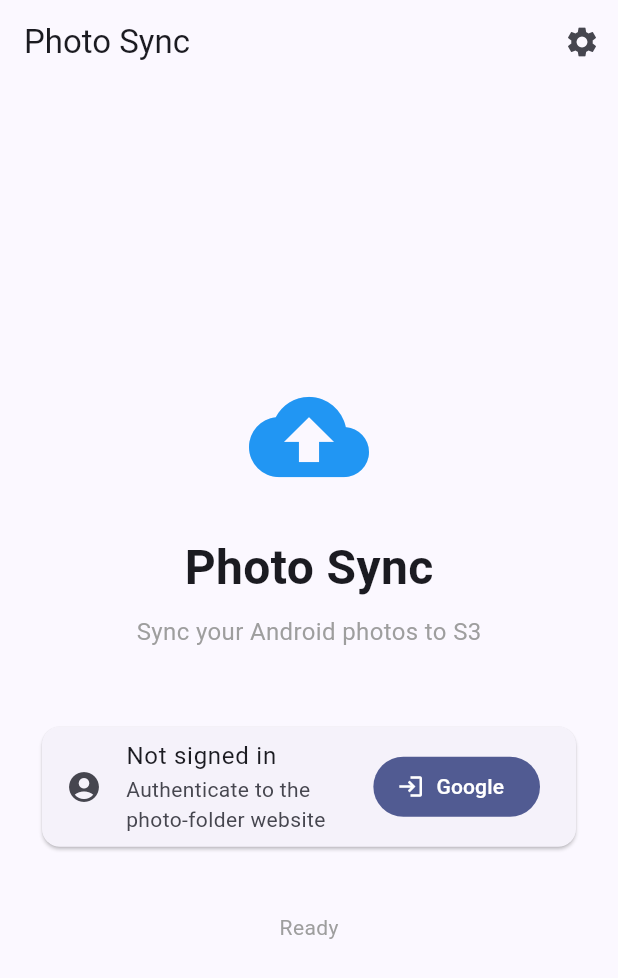
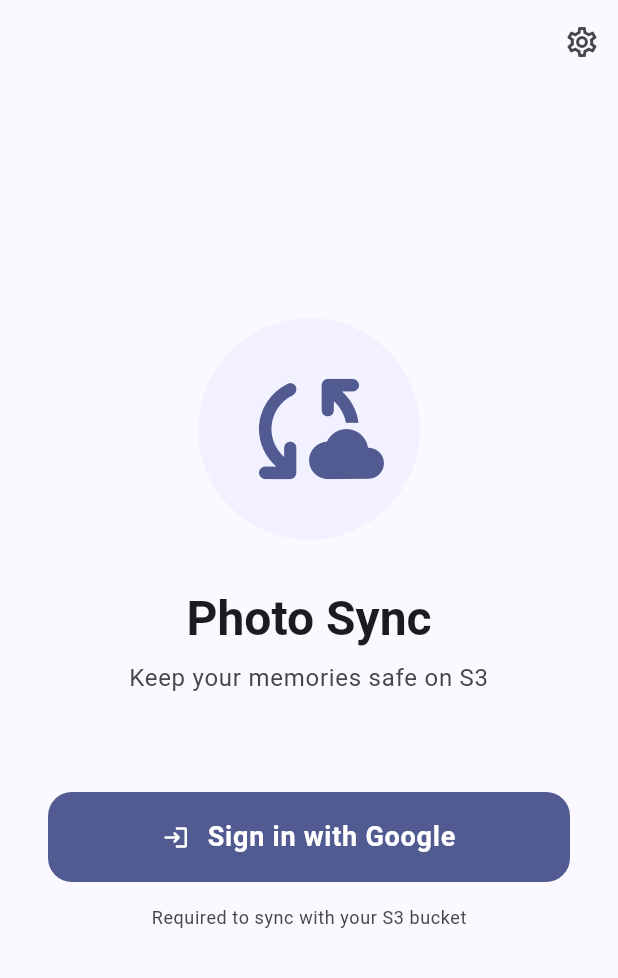
Before and after one commit to spidgorny/mobile_photo_sync, a Flutter app: the screen it shows after launch, on a phone screen of 412 x 824 dp. Shown: the top 978 px of the screen. Run offline on Flutter 3.47's test engine with Material 3 defaults, Android fonts, the phone set to English and light mode, and no system bars; our stand-ins replace dio, flutter_local_notifications, flutter_secure_storage, google_sign_in, shared_preferences; missing offline and left inert: photo_manager, workmanager.

```diff
--- a/lib/screens/login_screen.dart
+++ b/lib/screens/login_screen.dart
@@ -18,7 +18,6 @@
 
   AuthState _authState = const AuthState(email: null, isLoggedIn: false);
   bool _busy = false;
-  String _status = 'Ready';
 
   @override
   void initState() {
@@ -42,8 +41,8 @@
       await action();
     } catch (e) {
       if (mounted) {
-        setState(() => _status = 'Error: $e');
-        ScaffoldMessenger.of(context).showSnackBar(SnackBar(content: Text(e.toString())));
+        ScaffoldMessenger.of(context)
+            .showSnackBar(SnackBar(content: Text(e.toString())));
       }
     } finally {
       if (mounted) setState(() => _busy = false);
@@ -59,7 +58,6 @@
         final state = await _auth.signInWithGoogle();
         setState(() {
           _authState = state;
-          _status = 'Signed in as ${state.email}';
         });
         _navigateToFolderScreen();
       });
@@ -68,58 +66,151 @@
         await _auth.signOut();
         setState(() {
           _authState = const AuthState(email: null, isLoggedIn: false);
-          _status = 'Signed out';
         });
       });
 
   Future<void> _openSettings() async {
-    await Navigator.push(context, MaterialPageRoute(builder: (_) => SettingsScreen(settings: _settings)));
+    await Navigator.push(context,
+        MaterialPageRoute(builder: (_) => SettingsScreen(settings: _settings)));
   }
 
   void _navigateToFolderScreen() {
     if (mounted) {
-      Navigator.pushReplacement(context, MaterialPageRoute(builder: (_) => const FolderScreen()));
+      Navigator.pushReplacement(
+          context, MaterialPageRoute(builder: (_) => const FolderScreen()));
     }
   }
 
   @override
   Widget build(BuildContext context) {
     final signedIn = _authState.isLoggedIn;
+    final theme = Theme.of(context);
 
     return Scaffold(
+      backgroundColor: theme.colorScheme.surface,
       appBar: AppBar(
-        title: const Text('Photo Sync'),
+        backgroundColor: Colors.transparent,
+        elevation: 0,
         actions: [
-          IconButton(onPressed: _busy ? null : _openSettings, icon: const Icon(Icons.settings)),
-          if (signedIn) IconButton(onPressed: _busy ? null : _logout, icon: const Icon(Icons.logout)),
+          IconButton(
+            onPressed: _busy ? null : _openSettings,
+            icon: const Icon(Icons.settings_outlined),
+            tooltip: 'Settings',
+          ),
+          if (signedIn)
+            IconButton(
+              onPressed: _busy ? null : _logout,
+              icon: const Icon(Icons.logout_rounded),
+              tooltip: 'Logout',
+            ),
         ],
       ),
       body: Center(
-        child: Padding(
-          padding: const EdgeInsets.all(24),
+        child: SingleChildScrollView(
+          padding: const EdgeInsets.symmetric(horizontal: 32),
           child: Column(
             mainAxisAlignment: MainAxisAlignment.center,
             children: [
-              const Icon(Icons.cloud_upload, size: 80, color: Colors.blue),
-              const SizedBox(height: 24),
-              const Text('Photo Sync', style: TextStyle(fontSize: 32, fontWeight: FontWeight.bold)),
-              const SizedBox(height: 8),
-              const Text('Sync your Android photos to S3', style: TextStyle(fontSize: 16, color: Colors.grey)),
-              const SizedBox(height: 48),
-              Card(
-                child: ListTile(
-                  leading: Icon(signedIn ? Icons.verified_user : Icons.account_circle),
-                  title: Text(signedIn ? _authState.email ?? 'Signed in' : 'Not signed in'),
-                  subtitle: const Text('Authenticate to the photo-folder website'),
-                  trailing: signedIn
-                      ? null
-                      : FilledButton.icon(onPressed: _busy ? null : _login, icon: const Icon(Icons.login), label: const Text('Google')),
+              // Logo/Icon Section
+              Container(
+                padding: const EdgeInsets.all(24),
+                decoration: BoxDecoration(
+                  color: theme.colorScheme.primaryContainer.withOpacity(0.3),
+                  shape: BoxShape.circle,
+                ),
+                child: Icon(
+                  Icons.cloud_sync_rounded,
+                  size: 100,
+                  color: theme.colorScheme.primary,
                 ),
               ),
-              const SizedBox(height: 24),
+              const SizedBox(height: 32),
+
+              // Title Section
+              Text(
+                'Photo Sync',
+                style: theme.textTheme.headlineLarge?.copyWith(
+                  fontWeight: FontWeight.bold,
+                  color: theme.colorScheme.onSurface,
+                ),
+              ),
+              const SizedBox(height: 8),
+              Text(
+                'Keep your memories safe on S3',
+                style: theme.textTheme.bodyLarge?.copyWith(
+                  color: theme.colorScheme.onSurfaceVariant,
+                ),
+                textAlign: TextAlign.center,
+              ),
+              const SizedBox(height: 64),
+
+              // Status/Action Section
+              if (signedIn) ...[
+                Text(
+                  'Signed in as',
+                  style: theme.textTheme.labelMedium?.copyWith(
+                    color: theme.colorScheme.onSurfaceVariant,
+                  ),
+                ),
+                const SizedBox(height: 4),
+                Text(
+                  _authState.email ?? '',
+                  style: theme.textTheme.titleLarge?.copyWith(
+                    fontWeight: FontWeight.w500,
+                  ),
+                ),
+                const SizedBox(height: 32),
+                SizedBox(
+                  width: double.infinity,
+                  height: 56,
+                  child: FilledButton.icon(
+                    onPressed: _busy ? null : _navigateToFolderScreen,
+                    icon: const Icon(Icons.folder_open_rounded),
+                    label: const Text('Open My Folders',
+                        style: TextStyle(fontSize: 18)),
+                  ),
+                ),
+              ] else ...[
+                SizedBox(
+                  width: double.infinity,
+                  height: 60,
+                  child: FilledButton(
+                    onPressed: _busy ? null : _login,
+                    style: FilledButton.styleFrom(
+                      backgroundColor: theme.colorScheme.primary,
+                      foregroundColor: theme.colorScheme.onPrimary,
+                      shape: RoundedRectangleBorder(
+                        borderRadius: BorderRadius.circular(16),
+                      ),
+                    ),
+                    child: Row(
+                      mainAxisAlignment: MainAxisAlignment.center,
+                      children: [
+                        const Icon(Icons.login_rounded),
+                        const SizedBox(width: 12),
+                        Text(
+                          _busy ? 'Signing in...' : 'Sign in with Google',
+                          style: const TextStyle(
+                            fontSize: 18,
+                            fontWeight: FontWeight.bold,
+                            letterSpacing: 0.5,
+                          ),
+                        ),
+                      ],
+                    ),
+                  ),
+                ),
+                const SizedBox(height: 16),
+                Text(
+                  'Required to sync with your S3 bucket',
+                  style: theme.textTheme.bodySmall?.copyWith(
+                    color: theme.colorScheme.onSurfaceVariant,
+                  ),
+                ),
+              ],
+
+              const SizedBox(height: 48),
               if (_busy) const CircularProgressIndicator(),
-              const SizedBox(height: 16),
-              Text(_status, style: const TextStyle(color: Colors.grey)),
             ],
           ),
         ),
--- a/lib/screens/settings_screen.dart
+++ b/lib/screens/settings_screen.dart
@@ -28,13 +28,15 @@
     // In production mode, only load stored values (force manual entry)
     if (kDebugMode) {
       _apiController.text = await widget.settings.apiBaseUrl ?? '';
-      _webClientIdController.text = await widget.settings.googleWebClientId ?? '';
+      _webClientIdController.text =
+          await widget.settings.googleWebClientId ?? '';
       _androidClientIdController.text =
           await widget.settings.googleAndroidClientId ?? '';
     } else {
       // In production, only load stored values (no defaults from env)
       _apiController.text = await widget.settings.apiBaseUrlStored ?? '';
-      _webClientIdController.text = await widget.settings.googleWebClientIdStored ?? '';
+      _webClientIdController.text =
+          await widget.settings.googleWebClientIdStored ?? '';
       _androidClientIdController.text =
           await widget.settings.googleAndroidClientIdStored ?? '';
     }
--- a/lib/services/auth_service.dart
+++ b/lib/services/auth_service.dart
@@ -38,18 +38,24 @@
       }
 
       final webClientId = await _settings.googleWebClientId;
-      final androidClientId = await _settings.googleAndroidClientId;
-      debugPrint(
-          'Google Sign-In: Starting with webClientId: ${webClientId ?? "null"}, androidClientId: ${androidClientId ?? "null"}');
+
+      debugPrint('Google Sign-In: Starting with webClientId: ${webClientId ?? "null"}');
 
       final googleSignIn = GoogleSignIn(
         scopes: const ['email', 'profile'],
-        serverClientId: androidClientId ?? webClientId,
+        serverClientId: webClientId,
       );
+
+      // Force sign out to clear any previous failed state or cached credentials
+      try {
+        await googleSignIn.signOut();
+      } catch (e) {
+        debugPrint('Google Sign-In: SignOut error (can ignore): $e');
+      }
 
       final account = await googleSignIn.signIn();
       if (account == null) {
-        debugPrint('Auth Error: Google sign-in was cancelled by user');
+        debugPrint('Auth Error: Google sign-in was cancelled by user (account is null)');
         throw StateError('Google sign-in was cancelled.');
       }
 
--- a/lib/services/settings_service.dart
+++ b/lib/services/settings_service.dart
@@ -1,14 +1,20 @@
 import 'package:flutter_secure_storage/flutter_secure_storage.dart';
 
 class SettingsService {
-  static const _storage = FlutterSecureStorage();
+  static const _storage = FlutterSecureStorage(
+    aOptions: AndroidOptions(
+      encryptedSharedPreferences: true,
+    ),
+  );
   static const _apiBaseUrlKey = 'api_base_url';
   static const _googleWebClientIdKey = 'google_web_client_id';
   static const _googleAndroidClientIdKey = 'google_android_client_id';
 
   static const defaultApiBaseUrl = String.fromEnvironment('API_BASE_URL');
-  static const defaultGoogleWebClientId = String.fromEnvironment('GOOGLE_WEB_CLIENT_ID');
-  static const defaultGoogleAndroidClientId = String.fromEnvironment('GOOGLE_CLIENT_ID_ANDROID');
+  static const defaultGoogleWebClientId =
+      String.fromEnvironment('GOOGLE_CLIENT_ID_WEB');
+  static const defaultGoogleAndroidClientId =
+      String.fromEnvironment('GOOGLE_CLIENT_ID_ANDROID');
 
   Future<String?> get apiBaseUrl async {
     final stored = await _storage.read(key: _apiBaseUrlKey);
@@ -18,13 +24,16 @@
   }
 
   Future<void> setApiBaseUrl(String value) async {
-    await _storage.write(key: _apiBaseUrlKey, value: value.trim().replaceAll(RegExp(r'/+$'), ''));
+    await _storage.write(
+        key: _apiBaseUrlKey,
+        value: value.trim().replaceAll(RegExp(r'/+$'), ''));
   }
 
   Future<String?> get googleWebClientId async {
     final stored = await _storage.read(key: _googleWebClientIdKey);
     if (stored != null && stored.trim().isNotEmpty) return stored.trim();
-    if (defaultGoogleWebClientId.trim().isNotEmpty) return defaultGoogleWebClientId.trim();
+    if (defaultGoogleWebClientId.trim().isNotEmpty)
+      return defaultGoogleWebClientId.trim();
     return null;
   }
 
@@ -35,7 +44,8 @@
   Future<String?> get googleAndroidClientId async {
     final stored = await _storage.read(key: _googleAndroidClientIdKey);
     if (stored != null && stored.trim().isNotEmpty) return stored.trim();
-    if (defaultGoogleAndroidClientId.trim().isNotEmpty) return defaultGoogleAndroidClientId.trim();
+    if (defaultGoogleAndroidClientId.trim().isNotEmpty)
+      return defaultGoogleAndroidClientId.trim();
     return null;
   }
 
```
Also changed, not shown: lib/screens/photo_list_screen.dart (+19 -2 lines), lib/screens/photo_viewer_screen.dart (added, +83 -0 lines), 2 other files.
